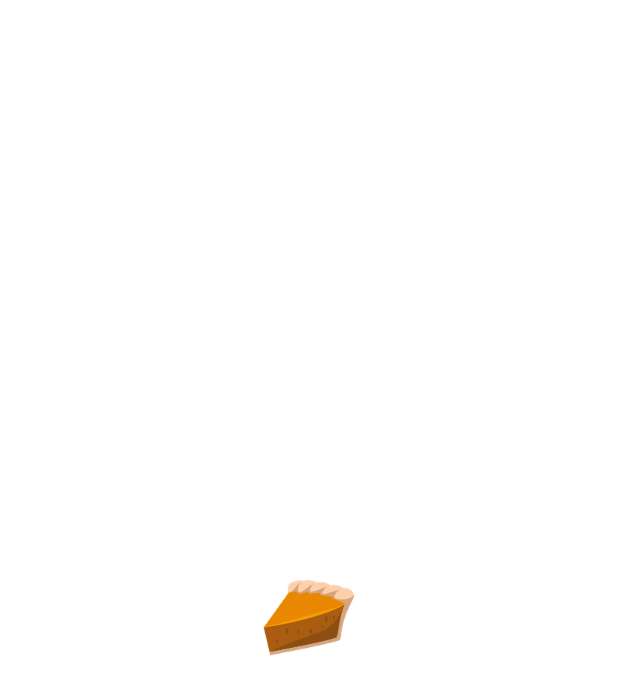
After one commit to redlor/BakingApp, an Android app: the SplashScreenActivity screen opened directly, with no data from a screen before it, on a phone screen of 412 x 824 dp. The commit adds this screen. Shown: the top 695 px of the screen. Run offline under Robolectric (Android 15) with nearby library versions, the light colour scheme and no system bars; our stand-ins replace Dagger/Hilt's generated code; network calls fail; 1 statement that could not run was skipped.

Commit message:
Visual Polish, added Splash Screen

```diff
--- a/app/build.gradle
+++ b/app/build.gradle
@@ -4,7 +4,7 @@ android {
     compileSdkVersion 27
     defaultConfig {
         applicationId "it.redlor.bakingapp"
-        minSdkVersion 15
+        minSdkVersion 17
         targetSdkVersion 27
         versionCode 1
         versionName "1.0"
--- a/app/src/main/java/it/redlor/bakingapp/di/ActivityModule.java
+++ b/app/src/main/java/it/redlor/bakingapp/di/ActivityModule.java
@@ -4,6 +4,7 @@ import dagger.Module;
 import dagger.android.ContributesAndroidInjector;
 import it.redlor.bakingapp.ui.DetailsActivity;
 import it.redlor.bakingapp.ui.MainActivity;
+import it.redlor.bakingapp.ui.SplashScreenActivity;
 import it.redlor.bakingapp.ui.StepActivity;
 
 /**
@@ -14,6 +15,9 @@ import it.redlor.bakingapp.ui.StepActivity;
 public abstract class ActivityModule {
 
     @ContributesAndroidInjector
+    abstract SplashScreenActivity bindSplashActivity();
+
+    @ContributesAndroidInjector
     abstract MainActivity bindMainActivity();
 
     @ContributesAndroidInjector
--- /dev/null
+++ b/app/src/main/java/it/redlor/bakingapp/ui/SplashScreenActivity.java
@@ -0,0 +1,28 @@
+package it.redlor.bakingapp.ui;
+
+import android.content.Intent;
+import android.os.Bundle;
+import android.support.v7.app.AppCompatActivity;
+
+public class SplashScreenActivity extends AppCompatActivity {
+
+    @Override
+    protected void onCreate(Bundle savedInstanceState) {
+        super.onCreate(savedInstanceState);
+
+        Thread myThread = new Thread() {
+            @Override
+            public void run() {
+                try {
+                    sleep(2000);
+                    Intent intent = new Intent(getApplicationContext(), MainActivity.class);
+                    startActivity(intent);
+                    finish();
+                } catch (InterruptedException e) {
+                    e.printStackTrace();
+                }
+            }
+        };
+        myThread.start();
+    }
+}
--- /dev/null
+++ b/app/src/main/res/drawable/background_splash.xml
@@ -0,0 +1,13 @@
+<?xml version="1.0" encoding="utf-8"?>
+<layer-list xmlns:android="http://schemas.android.com/apk/res/android">
+
+    <item
+        android:drawable="@android:color/white"/>
+
+    <item>
+        <bitmap
+            android:gravity="center"
+            android:src="@drawable/pie"/>
+    </item>
+
+</layer-list>
--- a/app/src/main/res/layout/baking_app_widget.xml
+++ b/app/src/main/res/layout/baking_app_widget.xml
@@ -23,7 +23,7 @@
         android:layout_width="match_parent"
         android:layout_height="wrap_content"
         android:background="@color/colorAccent"
-        android:paddingLeft="@dimen/padding"
+        android:paddingStart="@dimen/padding"
         android:textColor="@color/colorPrimaryDark"
         android:textSize="@dimen/text_size_small"
         tools:text="Ingredients" />
--- a/app/src/main/res/layout/list_item.xml
+++ b/app/src/main/res/layout/list_item.xml
@@ -19,8 +19,8 @@
         android:layout_height="wrap_content"
         android:layout_gravity="center"
         android:layout_marginBottom="@dimen/card_margin"
-        android:layout_marginLeft="@dimen/side_margin_card"
-        android:layout_marginRight="@dimen/cornerRadius"
+        android:layout_marginStart="@dimen/side_margin_card"
+        android:layout_marginEnd="@dimen/cornerRadius"
         android:layout_marginTop="@dimen/card_margin"
         android:clickable="true"
         android:elevation="@dimen/cardview_default_elevation"
--- a/app/src/main/res/values/strings.xml
+++ b/app/src/main/res/values/strings.xml
@@ -9,7 +9,8 @@
 
     <!-- Steps -->
     <string name="step">STEP</string>
-    <string name="appwidget_text">EXAMPLE</string>
-    <string name="add_widget">Add widget</string>
+
+    <!-- Widget -->
+    <string name="no_clicked_recipe">Select a recipe</string>
 
 </resources>
--- a/app/src/main/res/values/styles.xml
+++ b/app/src/main/res/values/styles.xml
@@ -8,4 +8,8 @@
         <item name="colorAccent">@color/colorAccent</item>
     </style>
 
+    <style name="SplashTheme" parent="Theme.AppCompat.NoActionBar">
+        <item name="android:windowBackground">@drawable/background_splash</item>
+    </style>
+
 </resources>
--- a/build.gradle
+++ b/build.gradle
@@ -7,7 +7,7 @@ buildscript {
         jcenter()
     }
     dependencies {
-        classpath 'com.android.tools.build:gradle:3.1.0'
+        classpath 'com.android.tools.build:gradle:3.1.1'
 
 
         // NOTE: Do not place your application dependencies here; they belong
```
Also changed, not shown: app/src/main/AndroidManifest.xml (+10 -3 lines), app/src/main/java/it/redlor/bakingapp/ui/widget/BakingAppWidgetProvider.java (+6 -3 lines), app/src/main/res/values-v14/dimens.xml (deleted, +0 -10 lines), app/src/main/res/values/dimens.xml (+0 -7 lines), app/src/main/res/drawable-hdpi/bowl.png (deleted), app/src/main/res/drawable-mdpi/bowl.png (deleted), app/src/main/res/drawable-xhdpi/bowl.png (deleted), app/src/main/res/drawable-xxhdpi/bowl.png (deleted), app/src/main/res/drawable-xxxhdpi/bowl.png (deleted).
